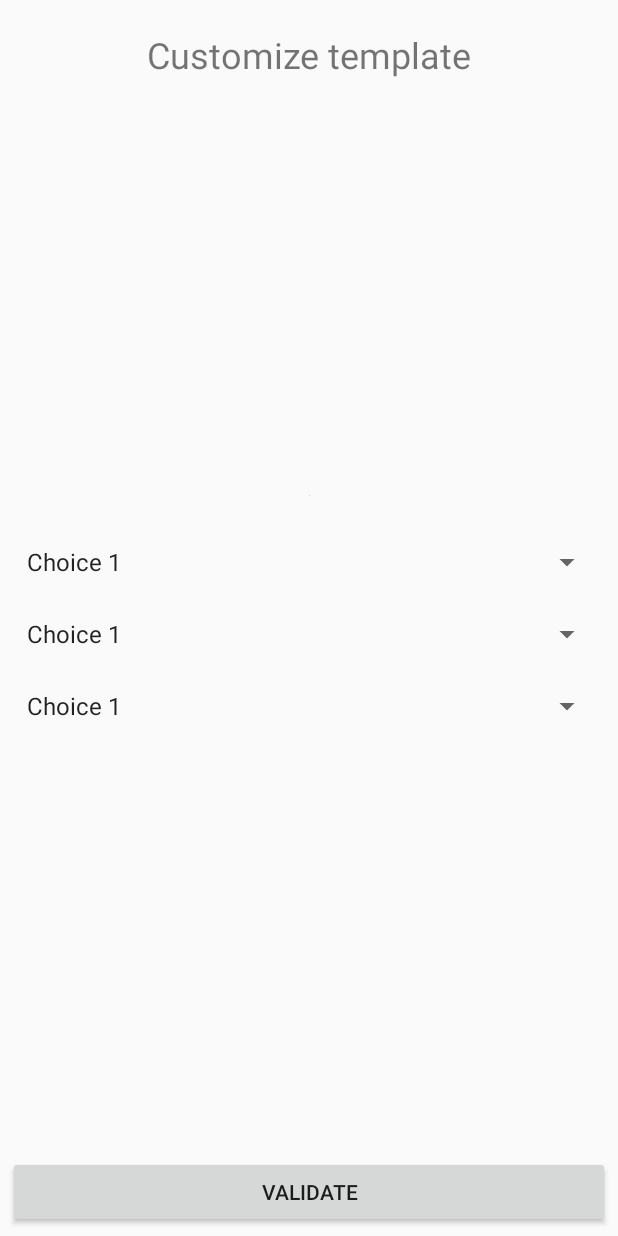
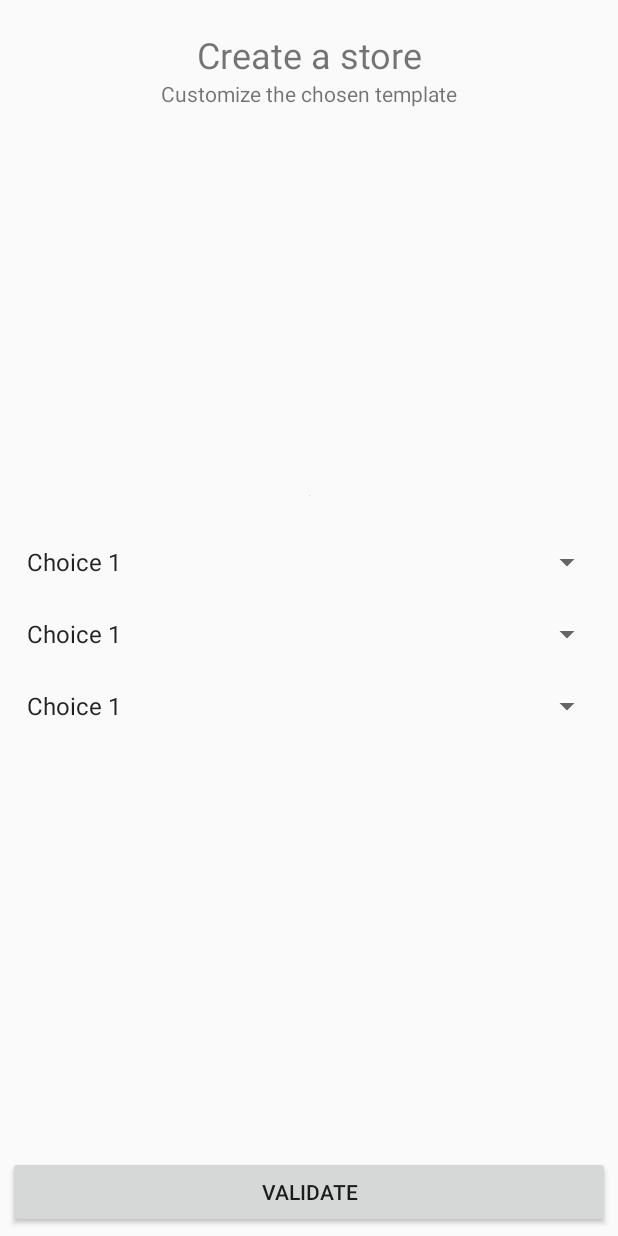
Before and after one commit to mariusjenin/yukim_store, an Android app: the layout create_store_2.xml on its own in the app's theme, with its tools: preview values and no code run, on a phone screen of 412 x 824 dp. Run offline under Robolectric (Android 15) with nearby library versions, the phone set to English and light mode, and no system bars.

Commit message:
refactor strings

```diff
--- a/YukimStore/app/src/main/res/layout/create_store_2.xml
+++ b/YukimStore/app/src/main/res/layout/create_store_2.xml
@@ -59,21 +59,33 @@
         android:layout_marginStart="5dp"
         android:layout_marginEnd="5dp"
         android:layout_marginBottom="5dp"
-        android:text="@string/b1b_create_store_custom_template_b_validate"
+        android:text="@string/validate"
         app:layout_constraintBottom_toBottomOf="parent"
         app:layout_constraintEnd_toEndOf="parent"
         app:layout_constraintStart_toStartOf="parent" />
 
     <TextView
+        android:id="@+id/textView4"
         android:layout_width="wrap_content"
         android:layout_height="wrap_content"
         android:layout_marginStart="20dp"
         android:layout_marginTop="20dp"
         android:layout_marginEnd="20dp"
-        android:text="@string/b1b_create_store_custom_template_tv_title_text"
+        android:text="@string/create_store"
         android:textSize="24sp"
         app:layout_constraintEnd_toEndOf="parent"
         app:layout_constraintStart_toStartOf="parent"
         app:layout_constraintTop_toTopOf="parent" />
 
+    <TextView
+        android:id="@+id/textView3"
+        android:layout_width="wrap_content"
+        android:layout_height="wrap_content"
+        android:layout_marginStart="20dp"
+        android:layout_marginEnd="20dp"
+        android:text="@string/customize_template"
+        app:layout_constraintEnd_toEndOf="parent"
+        app:layout_constraintStart_toStartOf="parent"
+        app:layout_constraintTop_toBottomOf="@+id/textView4" />
+
 </androidx.constraintlayout.widget.ConstraintLayout>
--- a/YukimStore/app/src/main/res/layout/register.xml
+++ b/YukimStore/app/src/main/res/layout/register.xml
@@ -100,7 +100,6 @@
     </androidx.constraintlayout.widget.ConstraintLayout>
 
     <Button
-        android:id="@+id/a1_register_b_validate"
         android:layout_width="0dp"
         android:layout_height="wrap_content"
         android:layout_marginStart="5dp"
--- a/YukimStore/app/src/main/res/values/strings.xml
+++ b/YukimStore/app/src/main/res/values/strings.xml
@@ -7,21 +7,9 @@
     <string name="validate">validate</string>
     <string name="password">password</string>
     <string name="login">Login</string>
-    <string name="a2_login_et_mail_hint">mail</string>
-    <string name="a2_login_et_password_hint">password</string>
-    <string name="a2_login_b_validate_text">Validate</string>
-    <string name="b1a_create_store_choose_template_b_template1_description">template1</string>
-    <string name="b1a_create_store_choose_template_b_template2_description">template2</string>
-    <string name="b1a_create_store_choose_template_tv_title_text">Choose template</string>
-    <string name="b1a_create_store_choose_template_b_template3_description">template3</string>
-    <string name="string_b1a_create_store_choose_template_b_template3_description">template3</string>
-    <string name="b1a_create_store_choose_template_b_template4_description">template4</string>
-    <string name="b1a_create_store_choose_template_b_template5_description">template5</string>
-    <string name="b1a_create_store_choose_template_b_template6_description">template6</string>
-    <string name="b1a_create_store_choose_template_b_validate_text">Validate</string>
-    <string name="b1b_create_store_custom_template_tv_title_text">Customize template</string>
-    <string name="b1b_create_store_custom_template_iv_template">template</string>
-    <string name="b1b_create_store_custom_template_b_validate">Validate</string>
+    <string name="create_store">Create a store</string>
+    <string name="choose_template">Choose a template</string>
+    <string name="customize_template">Customize the chosen template</string>
     <string-array name="settings">
         <item>Choice 1</item>
         <item>Choice 2</item>
```
Also changed, not shown: YukimStore/app/src/main/res/layout/create_store_1.xml (+14 -2 lines), YukimStore/app/src/main/res/layout/login.xml (+4 -4 lines).
